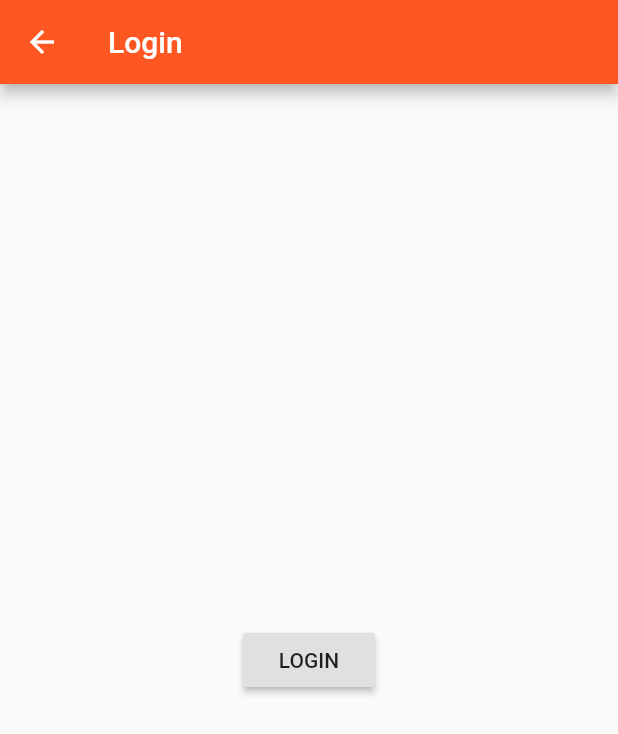
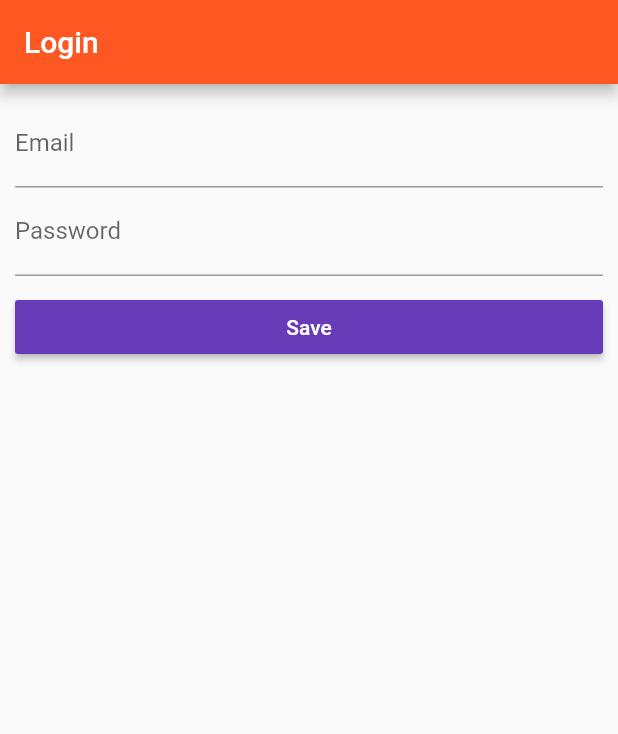
Before and after one commit to Vitaly-V/EasyList, a Flutter app: the AuthPage screen opened directly, on a phone screen of 412 x 824 dp. Shown: the top 734 px of the screen. Run offline on Flutter 3.47's test engine with Material 2 defaults, Android fonts, the phone set to English and light mode, and no system bars.

Commit message:
User input practice

```diff
--- a/lib/main.dart
+++ b/lib/main.dart
@@ -43,9 +43,9 @@ class _MyAppState extends State<MyApp> {
         primarySwatch: Colors.deepOrange,
         accentColor: Colors.deepPurple,
       ),
-      // home: AuthPage(),
+      home: AuthPage(),
       routes: {
-        '/': (BuildContext context) =>
+        '/products': (BuildContext context) =>
             ProductsPage(_products),
         '/admin': (BuildContext context) => ProductsAdminPage(_addProduct, _deleteProduct),
       },
--- a/lib/pages/auth.dart
+++ b/lib/pages/auth.dart
@@ -1,22 +1,56 @@
 import 'package:flutter/material.dart';
 
-import './products.dart';
+class AuthPage extends StatefulWidget {
+  @override
+  State<StatefulWidget> createState() {
+    return _AuthPage();
+  }
+}
 
-class AuthPage extends StatelessWidget {
+class _AuthPage extends State<AuthPage> {
+  String emailValue;
+  String passwordValue;
+
   @override
   Widget build(BuildContext context) {
     return Scaffold(
       appBar: AppBar(
         title: Text('Login'),
       ),
-      body: Center(
-        child: RaisedButton(
-          child: Text('LOGIN'),
-          onPressed: () {
-            Navigator.pushReplacementNamed(context, '/');
-          },
-        ),
-      ),
+      body: Container(
+          margin: EdgeInsets.all(10.0),
+          child: ListView(
+            children: <Widget>[
+              TextField(
+                keyboardType: TextInputType.emailAddress,
+                decoration: InputDecoration(labelText: 'Email'),
+                onChanged: (String value) {
+                  setState(() {
+                    emailValue = value;
+                  });
+                },
+              ),
+              TextField(
+                keyboardType: TextInputType.text,
+                obscureText: true,
+                decoration: InputDecoration(labelText: 'Password'),
+                onChanged: (String value) {
+                  setState(() {
+                    passwordValue = value;
+                  });
+                },
+              ),
+              SizedBox(height: 10.0),
+              RaisedButton(
+                child: Text('Save'),
+                color: Theme.of(context).accentColor,
+                textColor: Colors.white,
+                onPressed: () {
+                  Navigator.pushReplacementNamed(context, '/products');
+                },
+              ),
+            ],
+          )),
     );
   }
 }
--- a/lib/pages/product_create.dart
+++ b/lib/pages/product_create.dart
@@ -49,8 +49,11 @@ class _ProductCreatePage extends State<ProductCreatePage> {
                 });
               },
             ),
+            SizedBox(height: 10.0),
             RaisedButton(
               child: Text('Save'),
+              color: Theme.of(context).accentColor,
+              textColor: Colors.white,
               onPressed: () {
                 final Map<String, dynamic> product = {
                   'title': titleValue,
@@ -59,6 +62,7 @@ class _ProductCreatePage extends State<ProductCreatePage> {
                   'image': 'assets/food.jpg',
                 };
                 widget.addProduct(product);
+                Navigator.pushReplacementNamed(context, '/products');
               },
             ),
           ],
--- a/lib/pages/products_admin.dart
+++ b/lib/pages/products_admin.dart
@@ -24,7 +24,7 @@ class ProductsAdminPage extends StatelessWidget {
               ),
               ListTile(
                 title: Text('All Products'),
-                onTap: () => Navigator.pushReplacementNamed(context, '/'),
+                onTap: () => Navigator.pushReplacementNamed(context, '/products'),
               ),
             ],
           ),
```
